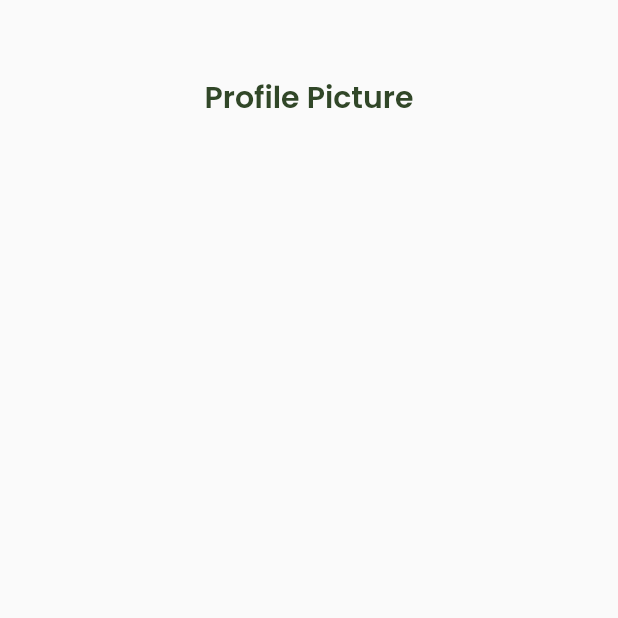
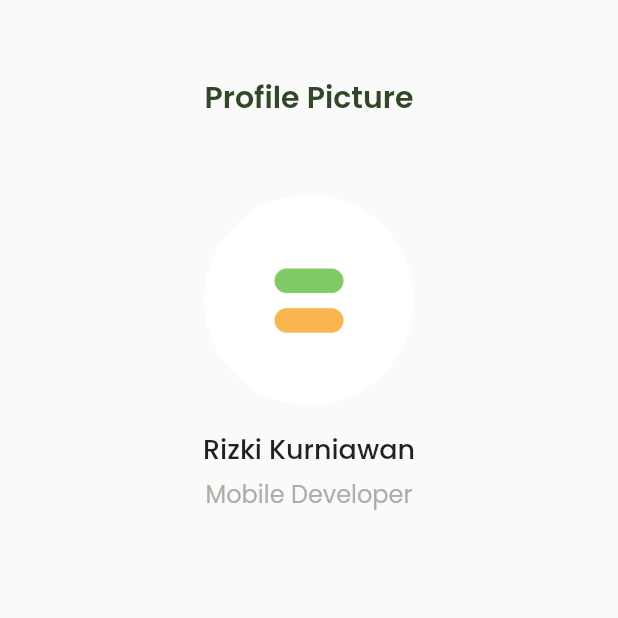
Before and after one commit to rizkikurniaa/flutter_basic, a Flutter app: the screen it shows after launch, on a phone screen of 412 x 824 dp, the top half of it. Run offline on Flutter 3.47's test engine with Material 2 defaults, Android fonts, the phone set to English and light mode, and no system bars; our stand-ins replace google_fonts.

Commit message:
Added image and text name

```diff
--- a/lib/pages/home_page.dart
+++ b/lib/pages/home_page.dart
@@ -22,6 +22,27 @@ class HomePage extends StatelessWidget {
               SizedBox(
                 height: 50,
               ),
+              Image.asset('assets/images/primary.png', width: 140),
+              SizedBox(
+                height: 16,
+              ),
+              Text(
+                'Rizki Kurniawan',
+                style: TextStyle(
+                  fontSize: 18,
+                  fontWeight: FontWeight.w500,
+                ),
+              ),
+              SizedBox(
+                height: 4,
+              ),
+              Text(
+                'Mobile Developer',
+                style: TextStyle(
+                  fontSize: 16,
+                  color: greyColor,
+                ),
+              ),
             ],
           ),
         ),
```
